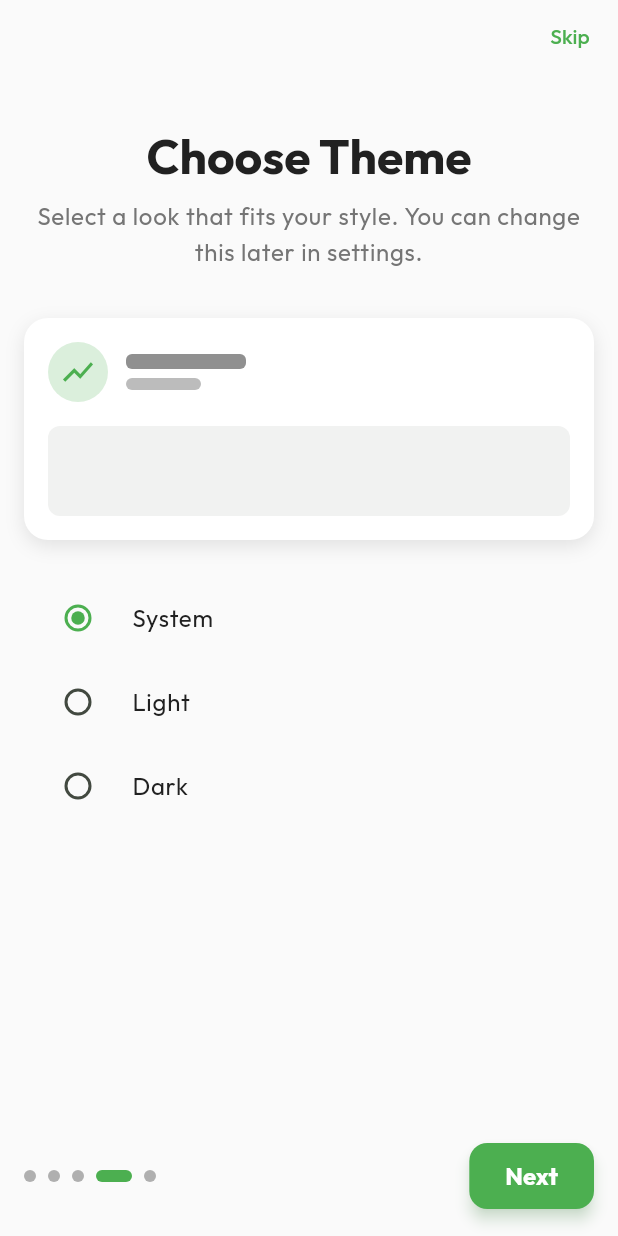
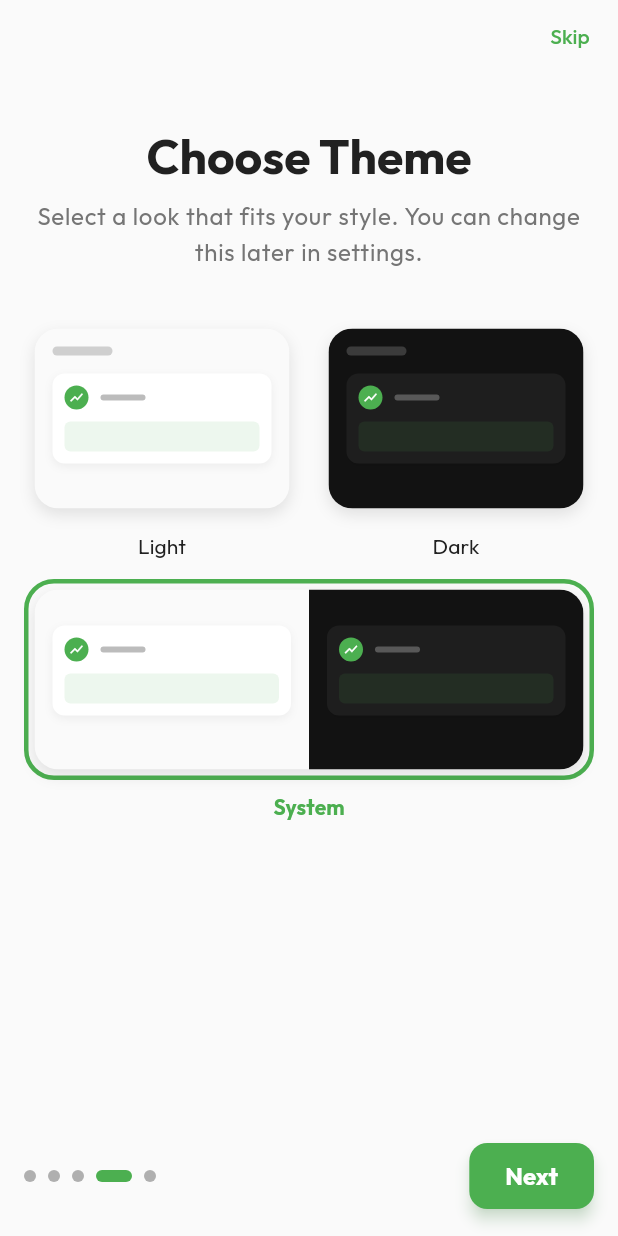
Before and after one commit to swoaib/Investr, a Flutter app: the screen it shows after launch, swiped to page 4, on a phone screen of 412 x 824 dp. Run offline on Flutter 3.47's test engine with Material 3 defaults, Android fonts, the phone set to English and light mode, and no system bars; our stand-ins replace fl_chart, flutter_svg, go_router, google_fonts, shared_preferences; network calls fail.

Commit message:
feat: Redesign theme selection UI on onboarding with interactive preview cards instead of radio buttons.

```diff
--- a/lib/src/features/onboarding/presentation/onboarding_screen.dart
+++ b/lib/src/features/onboarding/presentation/onboarding_screen.dart
@@ -282,31 +282,213 @@ class _ThemeSelectionPage extends StatelessWidget {
             textAlign: TextAlign.center,
           ),
           const SizedBox(height: 32),
-          // Theme Preview
-          _ThemePreviewCard(),
+          // Theme Preview Grid
+          Row(
+            children: [
+              Expanded(
+                child: _ThemePreviewCard(
+                  mode: ThemeMode.light,
+                  label: l10n.light,
+                  isSelected: themeController.themeMode == ThemeMode.light,
+                  onTap: () => themeController.updateThemeMode(ThemeMode.light),
+                ),
+              ),
+              const SizedBox(width: 12),
+              Expanded(
+                child: _ThemePreviewCard(
+                  mode: ThemeMode.dark,
+                  label: l10n.dark,
+                  isSelected: themeController.themeMode == ThemeMode.dark,
+                  onTap: () => themeController.updateThemeMode(ThemeMode.dark),
+                ),
+              ),
+            ],
+          ),
+          const SizedBox(height: 12),
+          _ThemePreviewCard(
+            mode: ThemeMode.system,
+            label: l10n.system,
+            isSelected: themeController.themeMode == ThemeMode.system,
+            onTap: () => themeController.updateThemeMode(ThemeMode.system),
+          ),
           const SizedBox(height: 24),
-          // Theme Options
-          RadioGroup<ThemeMode>(
-            groupValue: themeController.themeMode,
-            onChanged: (val) {
-              if (val != null) themeController.updateThemeMode(val);
-            },
+        ],
+      ),
+    );
+  }
+}
+
+class _ThemePreviewCard extends StatelessWidget {
+  final ThemeMode mode;
+  final String label;
+  final bool isSelected;
+  final VoidCallback onTap;
+
+  const _ThemePreviewCard({
+    required this.mode,
+    required this.label,
+    required this.isSelected,
+    required this.onTap,
+  });
+
+  @override
+  Widget build(BuildContext context) {
+    return GestureDetector(
+      onTap: onTap,
+      child: Column(
+        children: [
+          AnimatedContainer(
+            duration: const Duration(milliseconds: 200),
+            padding: const EdgeInsets.all(4),
+            decoration: BoxDecoration(
+              borderRadius: BorderRadius.circular(20),
+              border: Border.all(
+                color: isSelected ? AppTheme.primaryGreen : Colors.transparent,
+                width: 3,
+              ),
+            ),
+            child: Container(
+              height: 120,
+              width: double.infinity,
+              decoration: BoxDecoration(
+                borderRadius: BorderRadius.circular(16),
+                boxShadow: [
+                  BoxShadow(
+                    color: Colors.black.withValues(alpha: 0.1),
+                    blurRadius: 8,
+                    offset: const Offset(0, 4),
+                  ),
+                ],
+              ),
+              child: ClipRRect(
+                borderRadius: BorderRadius.circular(16),
+                child: _buildPreview(context),
+              ),
+            ),
+          ),
+          const SizedBox(height: 8),
+          Text(
+            label,
+            style: Theme.of(context).textTheme.titleSmall?.copyWith(
+              fontWeight: isSelected ? FontWeight.bold : FontWeight.normal,
+              color: isSelected ? AppTheme.primaryGreen : null,
+            ),
+          ),
+        ],
+      ),
+    );
+  }
+
+  Widget _buildPreview(BuildContext context) {
+    switch (mode) {
+      case ThemeMode.light:
+        return _buildThemeMockup(
+          backgroundColor: AppTheme.backgroundLight,
+          cardColor: AppTheme.cardColorLight,
+          textColor: AppTheme.textDark,
+        );
+      case ThemeMode.dark:
+        return _buildThemeMockup(
+          backgroundColor: AppTheme.backgroundDark,
+          cardColor: AppTheme.cardColorDark,
+          textColor: AppTheme.textLight,
+        );
+      case ThemeMode.system:
+        return Row(
+          children: [
+            Expanded(
+              child: _buildThemeMockup(
+                backgroundColor: AppTheme.backgroundLight,
+                cardColor: AppTheme.cardColorLight,
+                textColor: AppTheme.textDark,
+                showTitle: false,
+              ),
+            ),
+            Expanded(
+              child: _buildThemeMockup(
+                backgroundColor: AppTheme.backgroundDark,
+                cardColor: AppTheme.cardColorDark,
+                textColor: AppTheme.textLight,
+                showTitle: false,
+              ),
+            ),
+          ],
+        );
+    }
+  }
+
+  Widget _buildThemeMockup({
+    required Color backgroundColor,
+    required Color cardColor,
+    required Color textColor,
+    bool showTitle = true,
+  }) {
+    return Container(
+      color: backgroundColor,
+      padding: const EdgeInsets.all(12),
+      child: Column(
+        crossAxisAlignment: CrossAxisAlignment.start,
+        children: [
+          if (showTitle)
+            Container(
+              width: 40,
+              height: 6,
+              decoration: BoxDecoration(
+                color: textColor.withValues(alpha: 0.2),
+                borderRadius: BorderRadius.circular(3),
+              ),
+            ),
+          const SizedBox(height: 12),
+          Container(
+            padding: const EdgeInsets.all(8),
+            decoration: BoxDecoration(
+              color: cardColor,
+              borderRadius: BorderRadius.circular(8),
+              boxShadow: [
+                BoxShadow(
+                  color: Colors.black.withValues(alpha: 0.05),
+                  blurRadius: 4,
+                  offset: const Offset(0, 2),
+                ),
+              ],
+            ),
             child: Column(
+              crossAxisAlignment: CrossAxisAlignment.start,
               children: [
-                RadioListTile<ThemeMode>(
-                  value: ThemeMode.system,
-                  title: Text(l10n.system),
-                  activeColor: AppTheme.primaryGreen,
+                Row(
+                  children: [
+                    Container(
+                      width: 16,
+                      height: 16,
+                      decoration: const BoxDecoration(
+                        color: AppTheme.primaryGreen,
+                        shape: BoxShape.circle,
+                      ),
+                      child: const Icon(
+                        Icons.show_chart,
+                        size: 10,
+                        color: Colors.white,
+                      ),
+                    ),
+                    const SizedBox(width: 8),
+                    Container(
+                      width: 30,
+                      height: 4,
+                      decoration: BoxDecoration(
+                        color: textColor.withValues(alpha: 0.3),
+                        borderRadius: BorderRadius.circular(2),
+                      ),
+                    ),
+                  ],
                 ),
-                RadioListTile<ThemeMode>(
-                  value: ThemeMode.light,
-                  title: Text(l10n.light),
-                  activeColor: AppTheme.primaryGreen,
-                ),
-                RadioListTile<ThemeMode>(
-                  value: ThemeMode.dark,
-                  title: Text(l10n.dark),
-                  activeColor: AppTheme.primaryGreen,
+                const SizedBox(height: 8),
+                Container(
+                  width: double.infinity,
+                  height: 20,
+                  decoration: BoxDecoration(
+                    color: AppTheme.primaryGreen.withValues(alpha: 0.1),
+                    borderRadius: BorderRadius.circular(4),
+                  ),
                 ),
               ],
             ),
@@ -316,81 +498,3 @@ class _ThemeSelectionPage extends StatelessWidget {
     );
   }
 }
-
-class _ThemePreviewCard extends StatelessWidget {
-  @override
-  Widget build(BuildContext context) {
-    // This card renders using current theme colors to show preview
-    return Container(
-      padding: const EdgeInsets.all(16),
-      decoration: BoxDecoration(
-        color: Theme.of(context).cardTheme.color,
-        borderRadius: BorderRadius.circular(16),
-        boxShadow: [
-          BoxShadow(
-            color: Theme.of(context).shadowColor.withValues(alpha: 0.1),
-            blurRadius: 10,
-            offset: const Offset(0, 4),
-          ),
-        ],
-      ),
-      child: Column(
-        mainAxisSize: MainAxisSize.min,
-        crossAxisAlignment: CrossAxisAlignment.start,
-        children: [
-          Row(
-            children: [
-              Container(
-                width: 40,
-                height: 40,
-                decoration: BoxDecoration(
-                  color: AppTheme.primaryGreen.withValues(alpha: 0.2),
-                  shape: BoxShape.circle,
-                ),
-                child: const Icon(
-                  Icons.show_chart,
-                  color: AppTheme.primaryGreen,
-                ),
-              ),
-              const SizedBox(width: 12),
-              Column(
-                crossAxisAlignment: CrossAxisAlignment.start,
-                children: [
-                  Container(
-                    width: 80,
-                    height: 10,
-                    decoration: BoxDecoration(
-                      color: Theme.of(
-                        context,
-                      ).textTheme.bodyLarge?.color?.withValues(alpha: 0.5),
-                      borderRadius: BorderRadius.circular(4),
-                    ),
-                  ),
-                  const SizedBox(height: 6),
-                  Container(
-                    width: 50,
-                    height: 8,
-                    decoration: BoxDecoration(
-                      color: Theme.of(
-                        context,
-                      ).textTheme.bodyMedium?.color?.withValues(alpha: 0.3),
-                      borderRadius: BorderRadius.circular(4),
-                    ),
-                  ),
-                ],
-              ),
-            ],
-          ),
-          const SizedBox(height: 16),
-          Container(
-            height: 60,
-            decoration: BoxDecoration(
-              color: Theme.of(context).dividerColor.withValues(alpha: 0.1),
-              borderRadius: BorderRadius.circular(8),
-            ),
-          ),
-        ],
-      ),
-    );
-  }
-}
```
